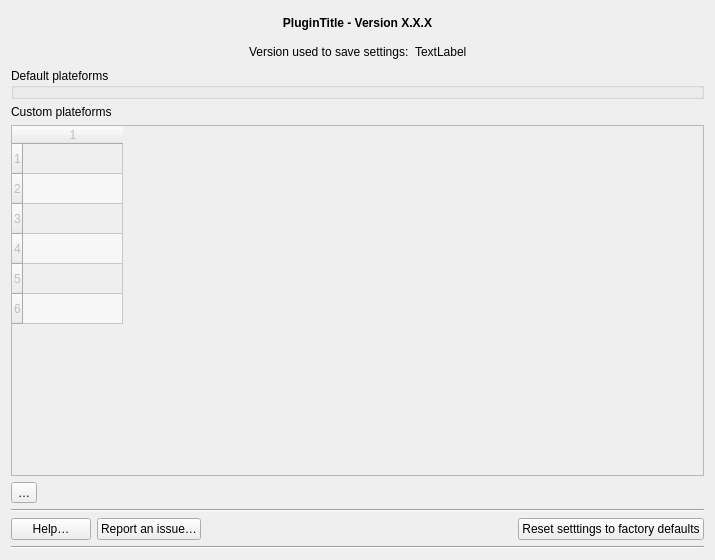
First picture: the form in plugin/idg/gui/dlg_settings.ui, repository geo2france/idg-qgis-plugin, before the edit.
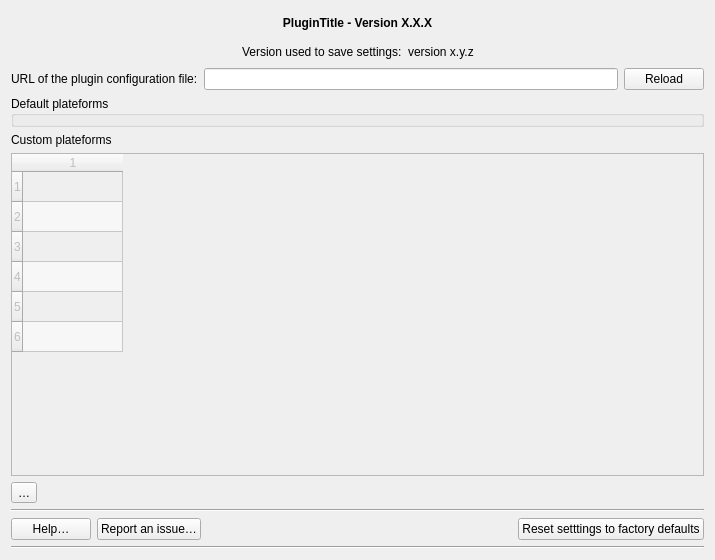
Second picture: the form after the edit.

Commit message: feat: add config file URL in dlg_settings

Diff of the .ui file:
```diff
--- a/plugin/idg/gui/dlg_settings.ui
+++ b/plugin/idg/gui/dlg_settings.ui
@@ -88,7 +88,7 @@
      <item>
       <widget class="QLabel" name="lbl_version_saved_value">
        <property name="text">
-        <string>TextLabel</string>
+        <string>version x.y.z</string>
        </property>
       </widget>
      </item>
@@ -107,6 +107,27 @@
      </item>
     </layout>
    </item>
+   <item>
+    <layout class="QHBoxLayout" name="config_file_layout">
+     <item>
+      <widget class="QLabel" name="lbl_config_file_url">
+       <property name="text">
+        <string>URL of the plugin configuration file:</string>
+       </property>
+      </widget>
+     </item>
+     <item>
+      <widget class="QLineEdit" name="le_config_file_url"/>
+     </item>
+     <item>
+      <widget class="QPushButton" name="btn_config_file_reload">
+       <property name="text">
+        <string>Reload</string>
+       </property>
+      </widget>
+     </item>
+    </layout>
+   </item>
    <item>
     <widget class="QGroupBox" name="groupBox_stock">
      <property name="title">
```
Left out of the diff: 2 changed lines with no effect on the pictures. The commit also changes 5 other files.
